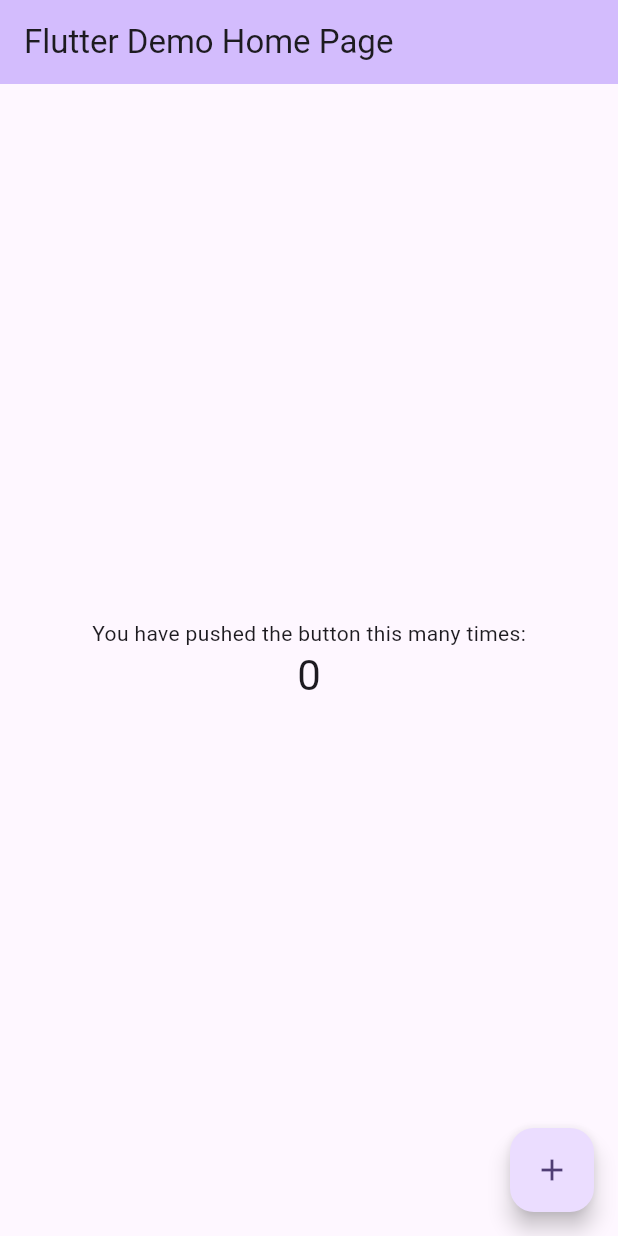
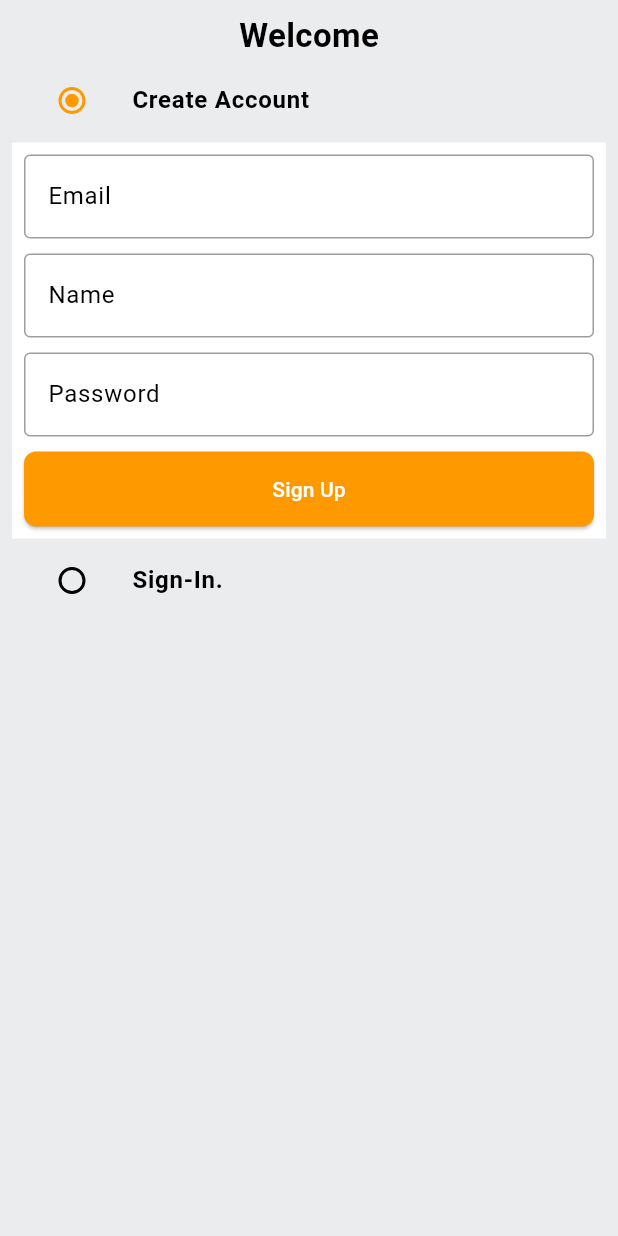
Before and after one commit to puneethkumar18/amazon_clone, a Flutter app: the screen it shows after launch, on a phone screen of 412 x 824 dp. Run offline on Flutter 3.47's test engine with Material 3 defaults, Android fonts, the phone set to English and light mode, and no system bars.

Commit message:
Sign up screen done

```diff
--- /dev/null
+++ b/lib/common/widgets/custom_button.dart
@@ -0,0 +1,28 @@
+import 'package:amazon_clone/constants/global_variable.dart';
+import 'package:flutter/material.dart';
+
+class CustomButton extends StatelessWidget {
+  final String text;
+  final VoidCallback onTap;
+  const CustomButton({
+    super.key,
+    required this.text,
+    required this.onTap
+    });
+
+  @override
+  Widget build(BuildContext context) {
+    return ElevatedButton(
+      onPressed: onTap,
+      style: ElevatedButton.styleFrom(
+        backgroundColor: GlobalVariable.secondaryColor,
+        shape: RoundedRectangleBorder(borderRadius: BorderRadius.circular(8)),
+        minimumSize: const Size(double.infinity,50),
+      ),
+      child: Text(
+        text,
+        style: const TextStyle(color: Colors.white),
+      ),
+      );
+  }
+}
--- /dev/null
+++ b/lib/common/widgets/custom_textfield.dart
@@ -0,0 +1,34 @@
+import 'package:flutter/material.dart';
+
+class CustomTextField extends StatelessWidget {
+  final TextEditingController controller;
+  final String hintText;
+  const CustomTextField({
+    super.key,
+    required this.controller,
+    required this.hintText
+    });
+
+  @override
+  Widget build(BuildContext context) {
+    return TextFormField(
+      controller: controller,
+      decoration:  InputDecoration(
+        hintText: hintText,
+        border:  OutlineInputBorder(
+          borderSide: BorderSide(
+            color: Colors.black38,
+          ),
+        ),
+        enabledBorder: OutlineInputBorder(
+          borderSide: BorderSide(
+            color: Colors.black38,
+          ),
+        ),
+      ),
+      validator: (value){
+
+      },
+    );
+  }
+}
--- /dev/null
+++ b/lib/constants/global_variable.dart
@@ -0,0 +1,49 @@
+import 'package:flutter/material.dart';
+
+class GlobalVariable{
+  static const appBarGradient = LinearGradient(
+    colors: [
+      Color.fromARGB(255, 29, 201, 192),
+      Color.fromARGB(255, 125, 221, 216),
+    ],
+    stops: [0.5, 1.0],
+  );
+
+  static const secondaryColor = Color.fromRGBO(255, 153, 0, 1);
+  static const backgroundColor = Colors.white;
+  static const Color greyBackgroundCOlor = Color(0xffebecee);
+  static var selectedNavBarColor = Colors.cyan[800]!;
+  static const unselectedNavBarColor = Colors.black87;
+
+  // STATIC IMAGES
+  static const List<String> carouselImages = [
+    'https://images-eu.ssl-images-amazon.com/images/G/31/img21/Wireless/WLA/TS/D37847648_Accessories_savingdays_Jan22_Cat_PC_1500.jpg',
+    'https://images-eu.ssl-images-amazon.com/images/G/31/img2021/Vday/bwl/English.jpg',
+    'https://images-eu.ssl-images-amazon.com/images/G/31/img22/Wireless/AdvantagePrime/BAU/14thJan/D37196025_IN_WL_AdvantageJustforPrime_Jan_Mob_ingress-banner_1242x450.jpg',
+    'https://images-na.ssl-images-amazon.com/images/G/31/Symbol/2020/00NEW/1242_450Banners/PL31_copy._CB432483346_.jpg',
+    'https://images-na.ssl-images-amazon.com/images/G/31/img21/shoes/September/SSW/pc-header._CB641971330_.jpg',
+  ];
+
+  static const List<Map<String, String>> categoryImages = [
+    {
+      'title': 'Mobiles',
+      'image': 'assets/images/mobiles.jpeg',
+    },
+    {
+      'title': 'Essentials',
+      'image': 'assets/images/essentials.jpeg',
+    },
+    {
+      'title': 'Appliances',
+      'image': 'assets/images/appliances.jpeg',
+    },
+    {
+      'title': 'Books',
+      'image': 'assets/images/books.jpeg',
+    },
+    {
+      'title': 'Fashion',
+      'image': 'assets/images/fashion.jpeg',
+    },
+  ];
+}
--- /dev/null
+++ b/lib/features/auth/screens/auth_screen.dart
@@ -0,0 +1,111 @@
+import 'package:amazon_clone/common/widgets/custom_button.dart';
+import 'package:amazon_clone/common/widgets/custom_textfield.dart';
+import 'package:amazon_clone/constants/global_variable.dart';
+import 'package:flutter/material.dart';
+
+enum Auth{
+  signin,
+  signup
+}
+
+class AuthScreen extends StatefulWidget {
+  static const String routeName  = '/Auth-screen';
+  const AuthScreen({super.key});
+
+  @override
+  State<AuthScreen> createState() => _AuthScreenState();
+}
+
+class _AuthScreenState extends State<AuthScreen> {
+  Auth _auth = Auth.signup;
+  final _signUpFormKey = GlobalKey<FormState>();
+  final _signInFormKey = GlobalKey<FormState>();
+
+  final  _emailcontroller = TextEditingController();
+  final _passwordcontroller =TextEditingController();
+  final _namecontroller = TextEditingController();
+
+@override
+  void dispose() {
+    super.dispose();
+    _namecontroller.dispose();
+    _emailcontroller.dispose();
+    _passwordcontroller.dispose();
+  }
+  @override
+  Widget build(BuildContext context) {
+    return  Scaffold(
+      backgroundColor: GlobalVariable.greyBackgroundCOlor,
+      body: SafeArea(
+        child: Padding(
+          padding: const EdgeInsets.all(8.0),
+          child: Column(
+            children: [
+              const Text("Welcome",
+              style: TextStyle(
+                fontSize: 22,
+                fontWeight: FontWeight.bold
+               ),
+              ),
+              ListTile(
+                title:  const Text(
+                  "Create Account",
+                style: TextStyle(
+                  fontWeight:
+                  FontWeight.bold),
+                  ),
+                leading: Radio(
+                  activeColor: GlobalVariable.secondaryColor,
+                  value: Auth.signup,
+                  groupValue: _auth,
+                  onChanged: (Auth? auth){
+                    setState(() {
+                      _auth = auth!;
+                    });
+                  },
+                ),
+              ),
+              if(_auth == Auth.signup)
+                Container(
+                  padding: const EdgeInsets.all(8),
+                  color: GlobalVariable.backgroundColor,
+                  child: Form(
+                    key: _signUpFormKey,
+                    child:  Column(
+                      children: [
+                        CustomTextField(hintText: "Email",controller: _emailcontroller),
+                        const SizedBox(height: 10,),
+                        CustomTextField(hintText: "Name",controller: _namecontroller),
+                        const SizedBox(height: 10,),
+                        CustomTextField(hintText: "Password",controller: _passwordcontroller),
+                        const SizedBox(height: 10,),
+                        CustomButton(text: "Sign Up",onTap: (){},)
+                      ],
+                    ),
+                    ),
+                ),
+               ListTile(
+                title:  const Text(
+                  "Sign-In.",
+                style: TextStyle(
+                  fontWeight:
+                  FontWeight.bold),
+                  ),
+                leading: Radio(
+                  activeColor: GlobalVariable.secondaryColor,
+                  value: Auth.signin,
+                  groupValue: _auth,
+                  onChanged: (Auth? auth){
+                    setState(() {
+                      _auth = auth!;
+                    });
+                  },
+                ),
+              ),
+            ],
+          ),
+        ),
+        ),
+    );
+  }
+}
--- a/lib/main.dart
+++ b/lib/main.dart
@@ -1,3 +1,6 @@
+import 'package:amazon_clone/constants/global_variable.dart';
+import 'package:amazon_clone/features/auth/screens/auth_screen.dart';
+import 'package:amazon_clone/router.dart';
 import 'package:flutter/material.dart';
 
 void main() {
@@ -7,119 +10,24 @@ void main() {
 class MyApp extends StatelessWidget {
   const MyApp({super.key});
 
-  // This widget is the root of your application.
   @override
   Widget build(BuildContext context) {
     return MaterialApp(
-      title: 'Flutter Demo',
+      title: 'Amazon Clone',
       theme: ThemeData(
-        // This is the theme of your application.
-        //
-        // TRY THIS: Try running your application with "flutter run". You'll see
-        // the application has a purple toolbar. Then, without quitting the app,
-        // try changing the seedColor in the colorScheme below to Colors.green
-        // and then invoke "hot reload" (save your changes or press the "hot
-        // reload" button in a Flutter-supported IDE, or press "r" if you used
-        // the command line to start the app).
-        //
-        // Notice that the counter didn't reset back to zero; the application
-        // state is not lost during the reload. To reset the state, use hot
-        // restart instead.
-        //
-        // This works for code too, not just values: Most code changes can be
-        // tested with just a hot reload.
-        colorScheme: ColorScheme.fromSeed(seedColor: Colors.deepPurple),
-        useMaterial3: true,
+        scaffoldBackgroundColor: GlobalVariable.backgroundColor,
+        colorScheme: const ColorScheme.light(
+          primary: GlobalVariable.secondaryColor,
+        ),
+        appBarTheme: const AppBarTheme(
+          elevation: 0,
+          iconTheme: IconThemeData(
+            color: Colors.black
+            ),
+        ),
       ),
-      home: const MyHomePage(title: 'Flutter Demo Home Page'),
+      onGenerateRoute: (settings) => generateRoute(settings),
+      home:  const AuthScreen(),
     );
   }
 }
-
-class MyHomePage extends StatefulWidget {
-  const MyHomePage({super.key, required this.title});
-
-  // This widget is the home page of your application. It is stateful, meaning
-  // that it has a State object (defined below) that contains fields that affect
-  // how it looks.
-
-  // This class is the configuration for the state. It holds the values (in this
-  // case the title) provided by the parent (in this case the App widget) and
-  // used by the build method of the State. Fields in a Widget subclass are
-  // always marked "final".
-
-  final String title;
-
-  @override
-  State<MyHomePage> createState() => _MyHomePageState();
-}
-
-class _MyHomePageState extends State<MyHomePage> {
-  int _counter = 0;
-
-  void _incrementCounter() {
-    setState(() {
-      // This call to setState tells the Flutter framework that something has
-      // changed in this State, which causes it to rerun the build method below
-      // so that the display can reflect the updated values. If we changed
-      // _counter without calling setState(), then the build method would not be
-      // called again, and so nothing would appear to happen.
-      _counter++;
-    });
-  }
-
-  @override
-  Widget build(BuildContext context) {
-    // This method is rerun every time setState is called, for instance as done
-    // by the _incrementCounter method above.
-    //
-    // The Flutter framework has been optimized to make rerunning build methods
-    // fast, so that you can just rebuild anything that needs updating rather
-    // than having to individually change instances of widgets.
-    return Scaffold(
-      appBar: AppBar(
-        // TRY THIS: Try changing the color here to a specific color (to
-        // Colors.amber, perhaps?) and trigger a hot reload to see the AppBar
-        // change color while the other colors stay the same.
-        backgroundColor: Theme.of(context).colorScheme.inversePrimary,
-        // Here we take the value from the MyHomePage object that was created by
-        // the App.build method, and use it to set our appbar title.
-        title: Text(widget.title),
-      ),
-      body: Center(
-        // Center is a layout widget. It takes a single child and positions it
-        // in the middle of the parent.
-        child: Column(
-          // Column is also a layout widget. It takes a list of children and
-          // arranges them vertically. By default, it sizes itself to fit its
-          // children horizontally, and tries to be as tall as its parent.
-          //
-          // Column has various properties to control how it sizes itself and
-          // how it positions its children. Here we use mainAxisAlignment to
-          // center the children vertically; the main axis here is the vertical
-          // axis because Columns are vertical (the cross axis would be
-          // horizontal).
-          //
-          // TRY THIS: Invoke "debug painting" (choose the "Toggle Debug Paint"
-          // action in the IDE, or press "p" in the console), to see the
-          // wireframe for each widget.
-          mainAxisAlignment: MainAxisAlignment.center,
-          children: <Widget>[
-            const Text(
-              'You have pushed the button this many times:',
-            ),
-            Text(
-              '$_counter',
-              style: Theme.of(context).textTheme.headlineMedium,
-            ),
-          ],
-        ),
-      ),
-      floatingActionButton: FloatingActionButton(
-        onPressed: _incrementCounter,
-        tooltip: 'Increment',
-        child: const Icon(Icons.add),
-      ), // This trailing comma makes auto-formatting nicer for build methods.
-    );
-  }
-}
--- /dev/null
+++ b/lib/router.dart
@@ -0,0 +1,21 @@
+import 'package:amazon_clone/features/auth/screens/auth_screen.dart';
+import 'package:flutter/material.dart';
+
+Route<dynamic> generateRoute(RouteSettings routeSettings){
+  switch(routeSettings.name){
+    case AuthScreen.routeName:
+    return MaterialPageRoute(
+      settings: routeSettings,
+      builder: (_) => const AuthScreen()
+      );
+      default:
+      return MaterialPageRoute(
+      settings: routeSettings,
+      builder: (_) => const Scaffold(
+        body: Center(
+          child: Text("page not found 404!!"),
+        ),
+      )
+      );
+  }
+}
```
